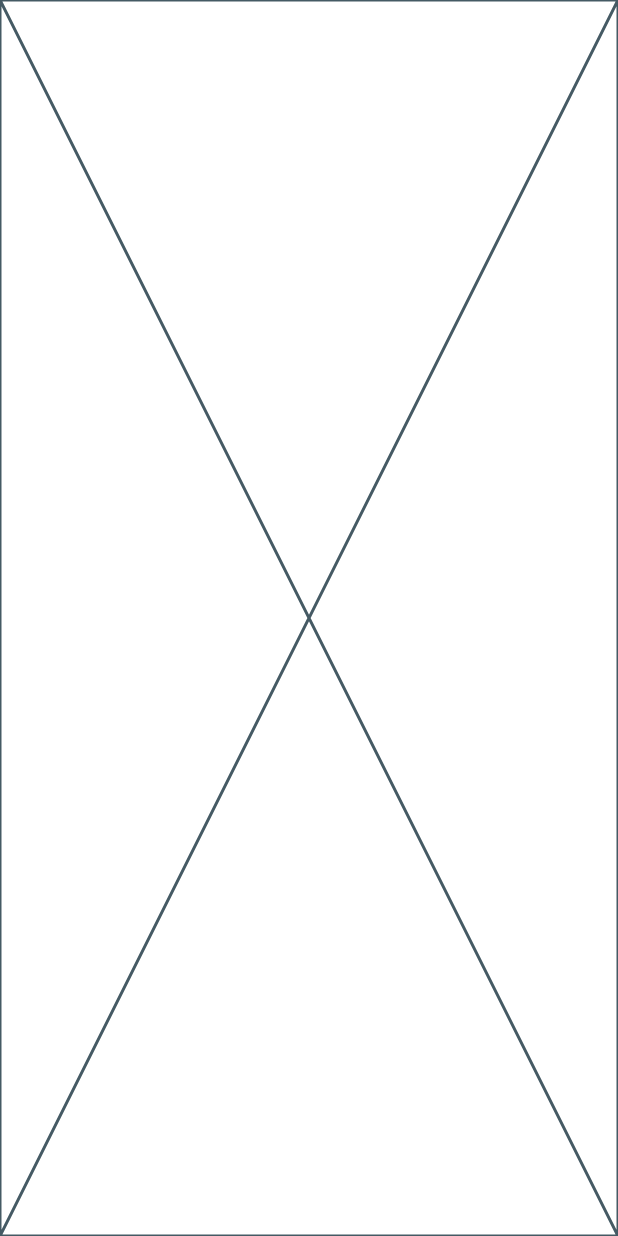
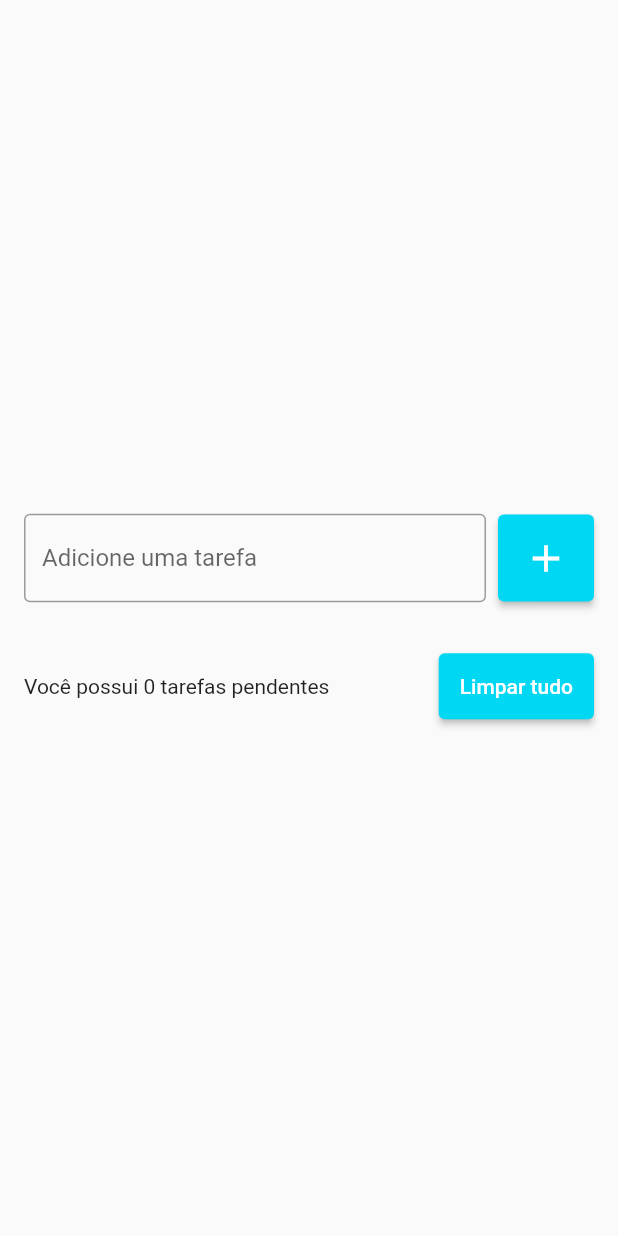
Before and after one commit to mihcristina/todo-list-flutter, a Flutter app: the screen it shows after launch, on a phone screen of 412 x 824 dp. Run offline on Flutter 3.47's test engine with Material 2 defaults, Android fonts, the phone set to English and light mode, and no system bars.

Commit message:
Adiciona lista

```diff
--- a/lib/main.dart
+++ b/lib/main.dart
@@ -1,4 +1,5 @@
 import 'package:flutter/material.dart';
+import 'package:todo_flutter/pages/todo_list_page.dart';
 
 void main() {
   runApp(const MyApp());
@@ -10,16 +11,8 @@ class MyApp extends StatelessWidget {
   @override
   Widget build(BuildContext context) {
     return const MaterialApp(
+      debugShowCheckedModeBanner: false,
       home: TodoListPage(),
     );
   }
 }
-
-class TodoListPage extends StatelessWidget {
-  const TodoListPage({super.key});
-
-  @override
-  Widget build(BuildContext context) {
-    return const Placeholder();
-  }
-}
--- /dev/null
+++ b/lib/models/todo.dart
@@ -0,0 +1,5 @@
+class Todo {
+  Todo({required this.title, required this.dateTime});
+  String title;
+  DateTime dateTime;
+}
--- /dev/null
+++ b/lib/pages/todo_list_page.dart
@@ -0,0 +1,105 @@
+import 'package:flutter/material.dart';
+import 'package:todo_flutter/models/todo.dart';
+
+import '../widgets/todo_list_item.dart';
+
+class TodoListPage extends StatefulWidget {
+  const TodoListPage({super.key});
+
+  @override
+  State<TodoListPage> createState() => _TodoListPageState();
+}
+
+class _TodoListPageState extends State<TodoListPage> {
+  final TextEditingController todoController = TextEditingController();
+
+  List<Todo> todos = [];
+
+  @override
+  Widget build(BuildContext context) {
+    return SafeArea(
+      child: Scaffold(
+        body: Center(
+          child: Padding(
+            padding: const EdgeInsets.all(16),
+            child: Column(
+              mainAxisSize: MainAxisSize.min,
+              children: [
+                Row(
+                  children: [
+                    Expanded(
+                      child: TextField(
+                        controller: todoController,
+                        decoration: const InputDecoration(
+                          border: OutlineInputBorder(),
+                          labelText: 'Adicione uma tarefa',
+                          hintText: 'Ex. Estudar Swift',
+                        ),
+                      ),
+                    ),
+                    const SizedBox(
+                      width: 8,
+                    ),
+                    ElevatedButton(
+                      style: ElevatedButton.styleFrom(
+                        backgroundColor: const Color(0xff00d7f3),
+                        padding: const EdgeInsets.all(14),
+                      ),
+                      onPressed: () {
+                        String text = todoController.text;
+                        setState(() {
+                          Todo newTodo = Todo(
+                            title: text,
+                            dateTime: DateTime.now(),
+                          );
+                          todos.add(newTodo);
+                        });
+                        todoController.clear();
+                      },
+                      child: const Icon(
+                        Icons.add,
+                        size: 30,
+                      ),
+                    ),
+                  ],
+                ),
+                const SizedBox(height: 16),
+                Flexible(
+                  child: ListView(
+                    shrinkWrap: true,
+                    children: [
+                      for (Todo todo in todos)
+                        TodoListItem(
+                          todo: todo,
+                        ),
+                    ],
+                  ),
+                ),
+                const SizedBox(
+                  height: 16,
+                ),
+                Row(
+                  children: [
+                    Expanded(
+                      child: Text(
+                        'Você possui ${todos.length} tarefas pendentes',
+                      ),
+                    ),
+                    ElevatedButton(
+                      style: ElevatedButton.styleFrom(
+                        backgroundColor: const Color(0xff00d7f3),
+                        padding: const EdgeInsets.all(14),
+                      ),
+                      onPressed: () {},
+                      child: const Text('Limpar tudo'),
+                    ),
+                  ],
+                ),
+              ],
+            ),
+          ),
+        ),
+      ),
+    );
+  }
+}
--- a/pubspec.yaml
+++ b/pubspec.yaml
@@ -35,6 +35,7 @@ dependencies:
   # The following adds the Cupertino Icons font to your application.
   # Use with the CupertinoIcons class for iOS style icons.
   cupertino_icons: ^1.0.2
+  intl:
 
 dev_dependencies:
   flutter_test:
```
Also changed, not shown: lib/widgets/todo_list_item.dart (added, +37 -0 lines), pubspec.lock.
